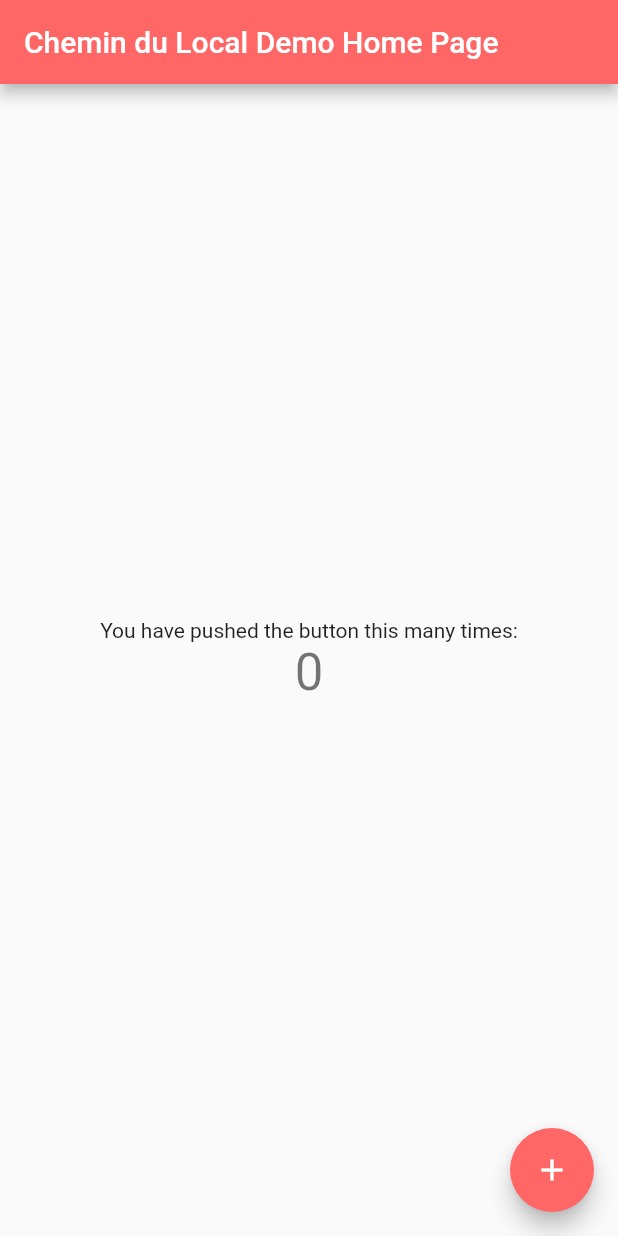
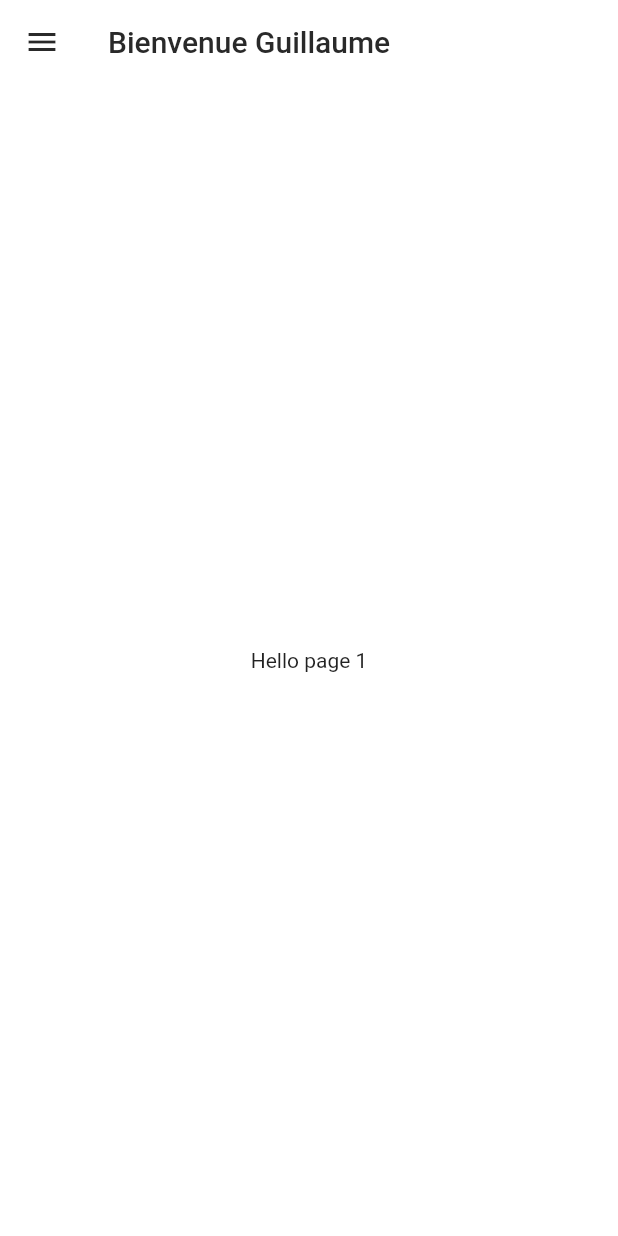
Before and after one commit to Le-Chemin-du-Local/Application, a Flutter app: the screen it shows after launch, on a phone screen of 412 x 824 dp. Run offline on Flutter 3.47's test engine with Material 2 defaults, Android fonts, the light colour scheme and no system bars.

Commit message:
✨ Creation de la structure basique de l'application

```diff
--- /dev/null
+++ b/lib/core/helpers/screen_helper.dart
@@ -0,0 +1,6 @@
+class ScreenHelper {
+  static const double horizontalPadding = 32;
+
+  static const double breakpointPC = 768;
+  static const double breakpointTablet = 481;
+}
--- /dev/null
+++ b/lib/core/main_page/main_page.dart
@@ -0,0 +1,66 @@
+import 'package:chemin_du_local/core/helpers/screen_helper.dart';
+import 'package:chemin_du_local/core/main_page/page_item.dart';
+import 'package:chemin_du_local/core/main_page/widgets/menu_drawer.dart';
+import 'package:flutter/material.dart';
+
+const Map<PagesId, PageItem> pagesItem = {
+    PagesId.dashboard: PageItem(id: PagesId.dashboard, title: "Accueil", appBarTitle: "Bienvenue Guillaume", icon: Icons.home),
+    PagesId.products: PageItem(id: PagesId.products, title: "Mes Produits", appBarTitle: "Mes Produits", icon: Icons.shopping_basket),
+};
+
+class MainPage extends StatefulWidget {
+  const MainPage({Key? key}) : super(key: key);
+
+  @override
+  State<MainPage> createState() => _MainPageState();
+}
+
+class _MainPageState extends State<MainPage> {
+  PagesId _currentPageId = PagesId.dashboard;
+
+  final Map<PagesId, Widget> pages = {
+    PagesId.dashboard: const Center(child: Text("Hello page 1")),
+    PagesId.products: const Center(child: Text("Hello page 2")),
+  };
+
+  @override
+  Widget build(BuildContext context) {
+    return LayoutBuilder(
+      builder: (context, constraints) {
+        bool useBigLayout = constraints.maxWidth >= ScreenHelper.breakpointPC;
+
+        return Row(
+          mainAxisSize: MainAxisSize.min,
+          crossAxisAlignment: CrossAxisAlignment.center,
+          children: [
+            if (useBigLayout)
+              MenuDrawer(
+                onSelectedPage: (pageId) {
+                  setState(() {
+                    _currentPageId = pageId;
+                  });
+                },
+                shouldPop: false,
+                currentPageId: _currentPageId
+              ),
+            Expanded(
+              child: Scaffold(
+                appBar: AppBar(title: Text(pagesItem[_currentPageId]?.appBarTitle ?? ""),),
+                drawer: useBigLayout ? null : MenuDrawer(
+                  onSelectedPage: (pageId) {
+                    setState(() {
+                      _currentPageId = pageId;
+                    });
+                  },
+                  shouldPop: true,
+                  currentPageId: _currentPageId,
+                ),
+                body: pages[_currentPageId],
+              ),
+            ),
+          ],
+        );
+      }
+    );
+  }
+}
--- a/lib/main.dart
+++ b/lib/main.dart
@@ -1,3 +1,4 @@
+import 'package:chemin_du_local/core/main_page/main_page.dart';
 import 'package:chemin_du_local/theme/cl_theme.dart';
 import 'package:flutter/material.dart';
 void main() {
@@ -10,48 +11,7 @@ class MyApp extends StatelessWidget {
     return MaterialApp(
       title: 'Le Chemin du Local',
       theme: ClTheme.theme(context),
-      home: const MyHomePage(title: 'Chemin du Local Demo Home Page'),
+      home: const MainPage()
     );
   }
 }
-class MyHomePage extends StatefulWidget {
-  const MyHomePage({Key? key, required this.title}) : super(key: key);
-  final String title;
-  @override
-  State<MyHomePage> createState() => _MyHomePageState();
-}
-class _MyHomePageState extends State<MyHomePage> {
-  int _counter = 0;
-  void _incrementCounter() {
-    setState(() {
-      _counter++;
-    });
-  }
-  @override
-  Widget build(BuildContext context) {
-    return Scaffold(
-      appBar: AppBar(
-        title: Text(widget.title),
-      ),
-      body: Center(
-        child: Column(
-          mainAxisAlignment: MainAxisAlignment.center,
-          children: <Widget>[
-            const Text(
-              'You have pushed the button this many times:',
-            ),
-            Text(
-              '$_counter',
-              style: Theme.of(context).textTheme.headline4,
-            ),
-          ],
-        ),
-      ),
-      floatingActionButton: FloatingActionButton(
-        onPressed: _incrementCounter,
-        tooltip: 'Increment',
-        child: const Icon(Icons.add),
-      ),
-    );
-  }
-}
--- a/lib/theme/cl_theme.dart
+++ b/lib/theme/cl_theme.dart
@@ -1,5 +1,6 @@
 import 'package:chemin_du_local/theme/palette.dart';
 import 'package:flutter/material.dart';
+import 'package:flutter/services.dart';
 
 class ClTheme {
   static ThemeData theme(BuildContext context) {
@@ -7,7 +8,17 @@ class ClTheme {
       colorScheme: ColorScheme.fromSwatch(
         primarySwatch: colorSwatch(Palette.colorPrimary.value),
         accentColor: Palette.colorPrimary,
-        backgroundColor: Palette.colorScaffold
+        backgroundColor: Palette.colorScaffold,
+        cardColor: Palette.colorScaffold
+      ),
+
+      scaffoldBackgroundColor: Palette.colorScaffold,
+
+      appBarTheme: const AppBarTheme(
+        backgroundColor: Palette.colorScaffold,
+        elevation: 0,
+        foregroundColor: Palette.colorDark,
+        systemOverlayStyle: SystemUiOverlayStyle.light,
       )
     );
   }
--- a/lib/theme/palette.dart
+++ b/lib/theme/palette.dart
@@ -9,5 +9,8 @@ class Palette {
   static const Color colorOrange = Color(0xffffc164);
   static const Color colorOrangePale = Color(0xffffc084);
 
+  static const Color colorWhite = Color(0xffffffff);
+  static const Color colorDark = Color(0xff292929);
+
   static const Color colorPrimary = colorRed;
 }
```
Also changed, not shown: lib/core/main_page/page_item.dart (added, +47 -0 lines), lib/core/main_page/widgets/menu_drawer.dart (+34 -118 lines), lib/core/main_page/widgets/user_drawer_widget.dart (added, +30 -0 lines).
